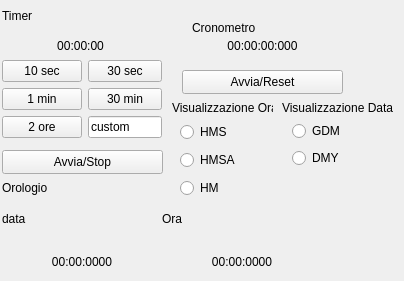
Before: the Qt Designer form mainpage.ui in ibamba01/Laboratorio-di-programmazione-qt, drawn with Qt 5.
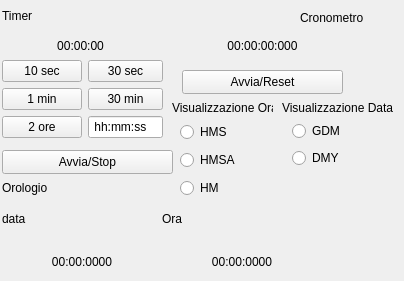
After: the same form once the commit is applied.

What changed in the file:
```diff
--- a/mainpage.ui
+++ b/mainpage.ui
@@ -73,7 +73,7 @@
     <rect>
      <x>2</x>
      <y>150</y>
-     <width>161</width>
+     <width>171</width>
      <height>24</height>
     </rect>
    </property>
@@ -197,8 +197,8 @@
   <widget class="QLabel" name="CronometroLable">
    <property name="geometry">
     <rect>
-     <x>192</x>
-     <y>20</y>
+     <x>300</x>
+     <y>10</y>
      <width>81</width>
      <height>16</height>
     </rect>
@@ -258,7 +258,7 @@
     <rect>
      <x>2</x>
      <y>60</y>
-     <width>160</width>
+     <width>161</width>
      <height>91</height>
     </rect>
    </property>
@@ -301,7 +301,7 @@
     <item row="2" column="1">
      <widget class="QLineEdit" name="TimerCustomButtom">
       <property name="text">
-       <string>custom</string>
+       <string> hh:mm:ss</string>
       </property>
      </widget>
     </item>
```
